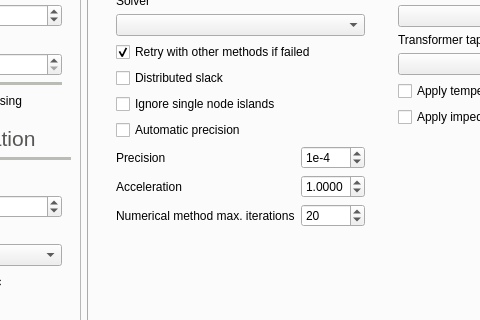
SanPen/GridCal, file src/GridCal/Gui/Main/MainWindow.ui: the form before one commit; both pictures show x 133 to 613 and y 157 to 477 of the 1210 by 764 pixel window.
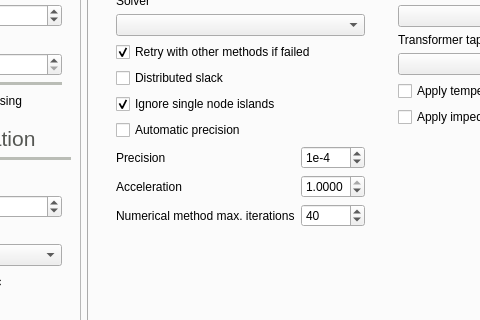
The form after the commit. The open tabs and pages were chosen to show the change. Icons and pictures are not drawn.

```diff
--- a/src/GridCal/Gui/Main/MainWindow.ui
+++ b/src/GridCal/Gui/Main/MainWindow.ui
@@ -2038,10 +2038,10 @@
                      <number>1</number>
                     </property>
                     <property name="maximum">
-                     <number>300</number>
+                     <number>1000</number>
                     </property>
                     <property name="value">
-                     <number>20</number>
+                     <number>40</number>
                     </property>
                    </widget>
                   </item>
@@ -2053,6 +2053,9 @@
                     <property name="text">
                      <string>Ignore single node islands</string>
                     </property>
+                    <property name="checked">
+                     <bool>true</bool>
+                    </property>
                    </widget>
                   </item>
                   <item row="2" column="0" colspan="2">
@@ -2113,7 +2116,7 @@
                      <double>0.000100000000000</double>
                     </property>
                     <property name="maximum">
-                     <double>2.000000000000000</double>
+                     <double>1.000000000000000</double>
                     </property>
                     <property name="singleStep">
                      <double>0.100000000000000</double>
```
